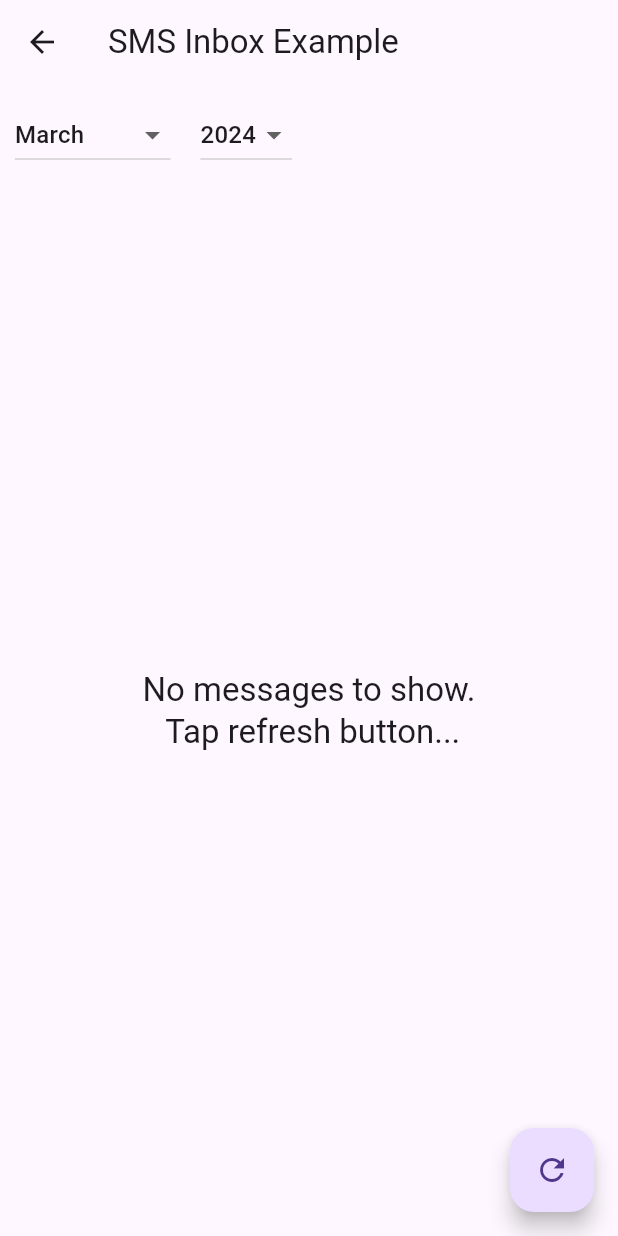
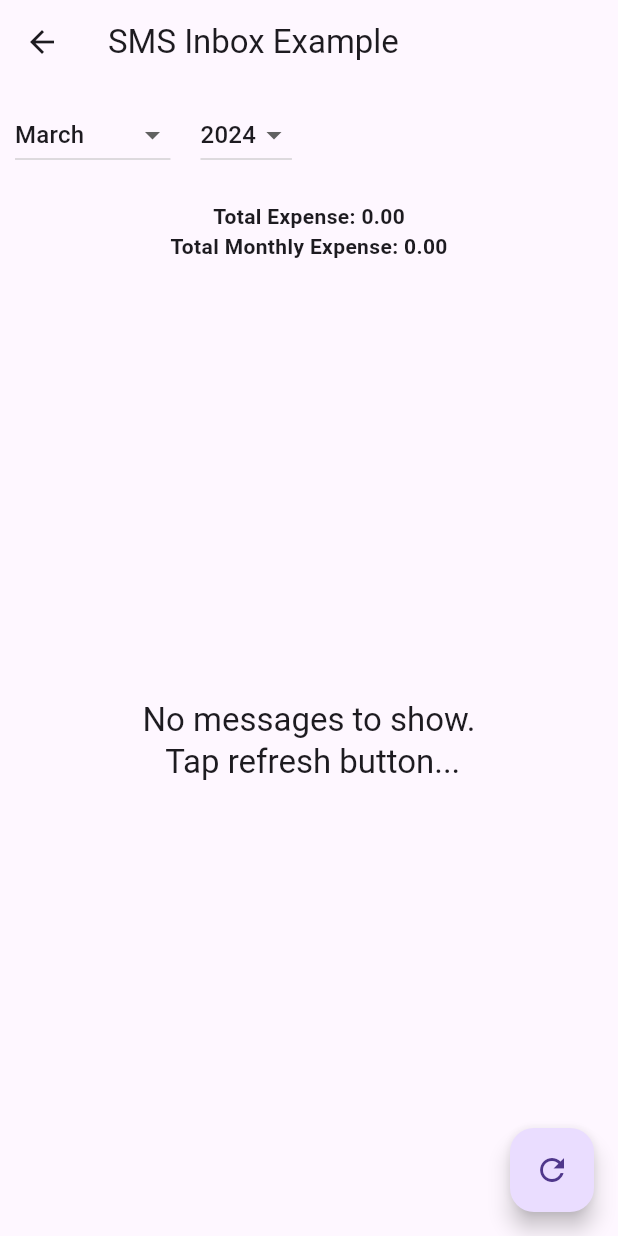
Before and after one commit to yashkhandelwal10/laagat, a Flutter app: the SMSScreen screen opened directly, after a tap on the "refresh" icon, on a phone screen of 412 x 824 dp. Run offline on Flutter 3.47's test engine with Material 3 defaults, Android fonts, the light colour scheme and no system bars; our stand-ins replace cloud_firestore, firebase_auth, firebase_core, permission_handler; missing offline and left inert: flutter_sms_inbox; accounts and stored records are empty.

Commit message:
Monthly and total expense working

```diff
--- a/lib/home/sms_screen.dart
+++ b/lib/home/sms_screen.dart
@@ -370,6 +370,9 @@ class _SMSScreenState extends State<SMSScreen> {
   late String _selectedYear;
   late List<String> _monthsList;
   late List<String> _yearsList;
+  double _totalRedExpense = 0.0;
+  double _totalGreenExpense = 0.0;
+  double _totalMonthlyExpense = 0.0; // Added for total monthly expense
 
   @override
   void initState() {
@@ -447,6 +450,14 @@ class _SMSScreenState extends State<SMSScreen> {
               ],
             ),
             SizedBox(height: 20),
+            Text(
+              'Total Expense: ${(_totalRedExpense - _totalGreenExpense).toStringAsFixed(2)}',
+              style: TextStyle(fontWeight: FontWeight.bold),
+            ),
+            Text(
+              'Total Monthly Expense: ${_totalMonthlyExpense.toStringAsFixed(2)}', // Display total monthly expense
+              style: TextStyle(fontWeight: FontWeight.bold),
+            ),
             Expanded(
               child: _messages.isNotEmpty
                   ? ListView.builder(
@@ -460,10 +471,16 @@ class _SMSScreenState extends State<SMSScreen> {
                         if (_containsKeyword(body!) && !_containsOTP(body)) {
                           Color textColor = _getTextColor(body);
 
+                          if (textColor == Colors.red) {
+                            _totalRedExpense += double.parse(trimBody(body));
+                          } else if (textColor == Colors.green) {
+                            _totalGreenExpense += double.parse(trimBody(body));
+                          }
+
                           return ListTile(
                             subtitle: Text('$sender [$date]'),
                             title: Text(
-                              'Amount: ${trimBody(body)}',
+                              '${trimBody(body)}',
                               style: TextStyle(color: textColor),
                             ),
                           );
@@ -500,11 +517,41 @@ class _SMSScreenState extends State<SMSScreen> {
       debugPrint('sms inbox messages: ${messages.length}');
       _saveUniqueSMSToFirestore(messages);
 
+      double redExpense = 0.0;
+      double greenExpense = 0.0;
+      double monthlyExpense = 0.0;
+
+      for (var message in messages) {
+        if (_containsKeyword(message.body!) && !_containsOTP(message.body!)) {
+          Color textColor = _getTextColor(message.body!);
+
+          if (textColor == Colors.red) {
+            redExpense += double.parse(trimBody(message.body!)) ?? 0.0;
+          } else if (textColor == Colors.green) {
+            greenExpense += double.parse(trimBody(message.body!)) ?? 0.0;
+          }
+
+          // Calculate total monthly expense
+          if (DateFormat('MMMM').format(message.date!) == _selectedMonth &&
+              DateFormat('yyyy').format(message.date!) == _selectedYear) {
+            if (textColor == Colors.red) {
+              monthlyExpense += double.parse(trimBody(message.body!)) ?? 0.0;
+            } else if (textColor == Colors.green) {
+              monthlyExpense -= double.parse(trimBody(message.body!)) ?? 0.0;
+            }
+          }
+        }
+      }
+
       setState(() {
         _messages = messages.where((message) {
           return DateFormat('MMMM').format(message.date!) == _selectedMonth &&
               DateFormat('yyyy').format(message.date!) == _selectedYear;
         }).toList();
+
+        _totalRedExpense = redExpense;
+        _totalGreenExpense = greenExpense;
+        _totalMonthlyExpense = monthlyExpense; // Update total monthly expense
       });
     } else {
       await Permission.sms.request();
@@ -658,6 +705,19 @@ class _SMSScreenState extends State<SMSScreen> {
       trimmedBody = body.substring(
           sentIndex + 8, endIndex != -1 ? endIndex : body.length);
     }
-    return trimmedBody.trim();
+
+    // Using regular expression to extract numerical values and removing commas
+    RegExp regex = RegExp(r'(\d+)(?:\.\d+)?');
+    List<Match> matches = regex.allMatches(trimmedBody).toList();
+
+    if (matches.isNotEmpty) {
+      double total = 0;
+      for (Match match in matches) {
+        total += double.parse(match.group(0)!);
+      }
+      return total.toStringAsFixed(0);
+    } else {
+      return '0';
+    }
   }
 }
```
